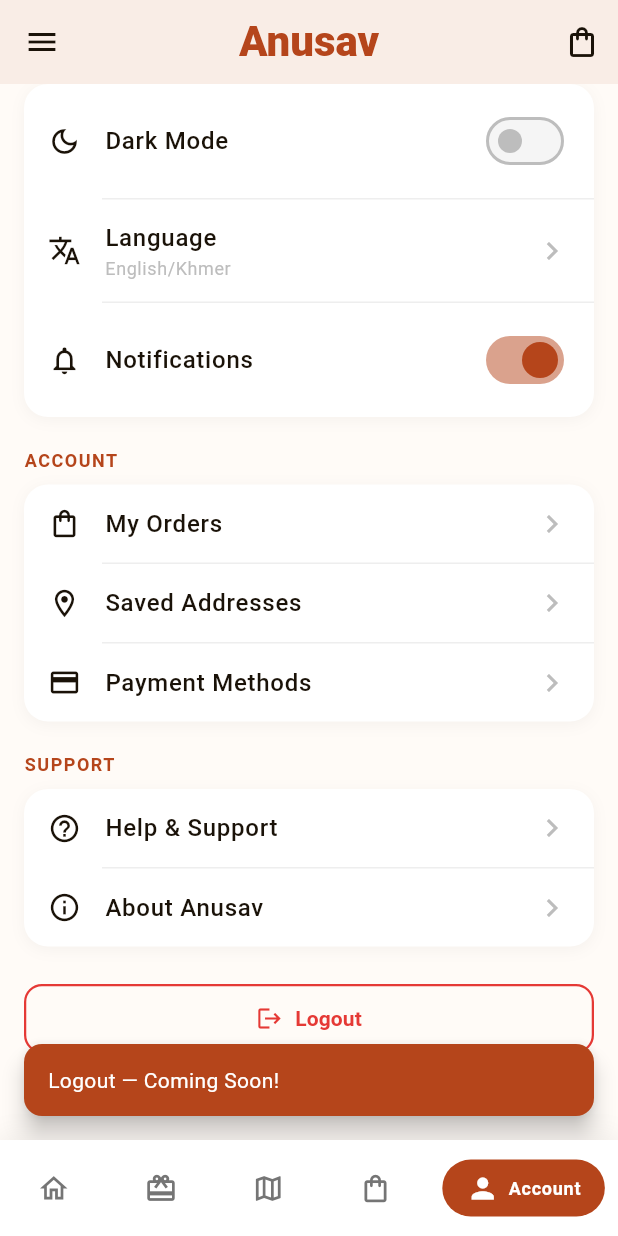
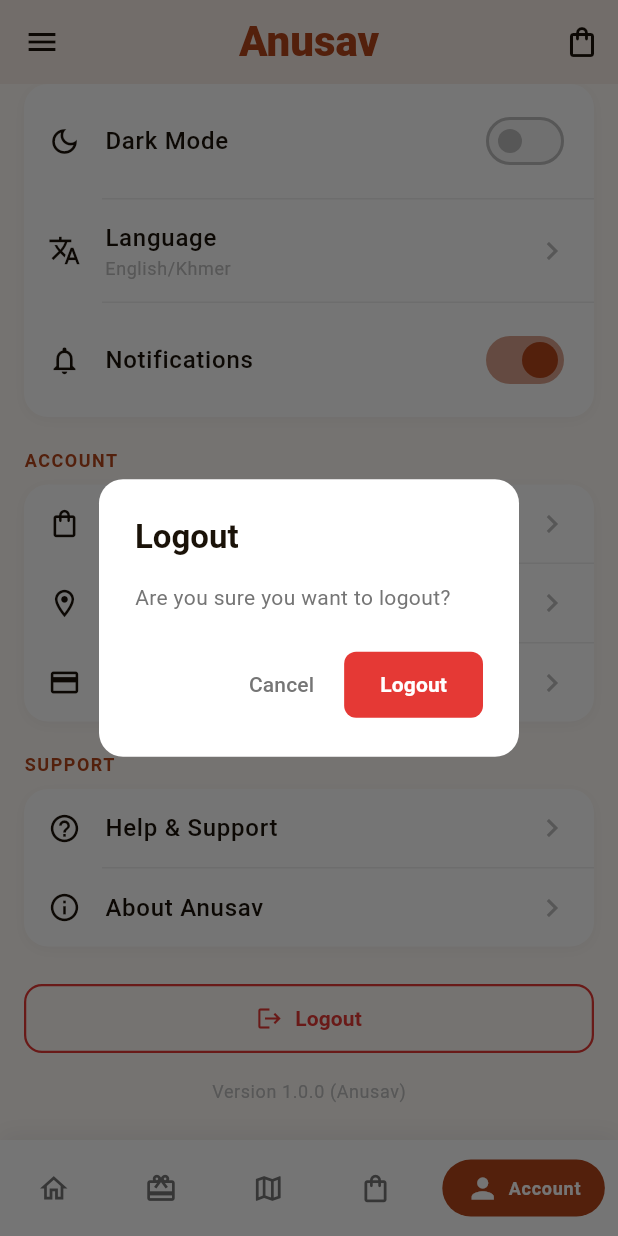
Before and after one commit to Flutter-Gift-souvenir/gift_anusav, a Flutter app: the SettingsScreen screen opened by its route, scrolled down 242 dp, after a tap on "Logout", on a phone screen of 412 x 824 dp. Run offline on Flutter 3.47's test engine with Material 3 defaults, Android fonts, the phone set to English and light mode, and no system bars; our stand-ins replace cached_network_image, carousel_slider, flutter_map, gap, go_router, latlong2 and 3 more; accounts and stored records are empty; network calls fail.

Commit message:
feat: logout confirmation dialog - navigates to onboarding on confirm

```diff
--- a/lib/features/settings/settings_screen.dart
+++ b/lib/features/settings/settings_screen.dart
@@ -207,7 +207,7 @@
             SizedBox(
               width: double.infinity,
               child: OutlinedButton(
-                onPressed: () => AppHelpers.showComingSoon(context, 'Logout'),
+                onPressed: () => _showLogoutDialog(context),
                 style: OutlinedButton.styleFrom(
                   foregroundColor: AppColors.error,
                   side: const BorderSide(color: AppColors.error, width: 1.5),
@@ -252,6 +252,64 @@
       ),
     );
   }
+  // --- Logout Confirmation Dialog ---
+void _showLogoutDialog(BuildContext context) {
+  final isDark = Theme.of(context).brightness == Brightness.dark;
+
+  showDialog(
+    context: context,
+    builder: (context) => AlertDialog(
+      backgroundColor: isDark ? AppColors.surfaceDark : AppColors.white,
+      shape: RoundedRectangleBorder(
+        borderRadius: BorderRadius.circular(16),
+      ),
+      title: Text(
+        'Logout',
+        style: AppTextStyles.titleLarge.copyWith(
+          color: isDark ? AppColors.textPrimaryDark : AppColors.textPrimaryLight,
+          fontWeight: FontWeight.w700,
+        ),
+      ),
+      content: Text(
+        'Are you sure you want to logout?',
+        style: AppTextStyles.bodyMedium.copyWith(
+          color: isDark ? AppColors.textSecondaryDark : AppColors.grey600,
+        ),
+      ),
+      actions: [
+        TextButton(
+          onPressed: () => Navigator.pop(context),
+          child: Text(
+            'Cancel',
+            style: AppTextStyles.labelLarge.copyWith(
+              color: isDark ? AppColors.textSecondaryDark : AppColors.grey600,
+            ),
+          ),
+        ),
+        ElevatedButton(
+          onPressed: () {
+            Navigator.pop(context); // close dialog
+            context.go('/onboarding');
+          },
+          style: ElevatedButton.styleFrom(
+            backgroundColor: AppColors.error,
+            foregroundColor: AppColors.white,
+            shape: RoundedRectangleBorder(
+              borderRadius: BorderRadius.circular(8),
+            ),
+          ),
+          child: Text(
+            'Logout',
+            style: AppTextStyles.labelLarge.copyWith(
+              color: AppColors.white,
+              fontWeight: FontWeight.w600,
+            ),
+          ),
+        ),
+      ],
+    ),
+  );
+}
 
   // --- Section Label ---
   Widget _buildSectionLabel(String label) {
```
